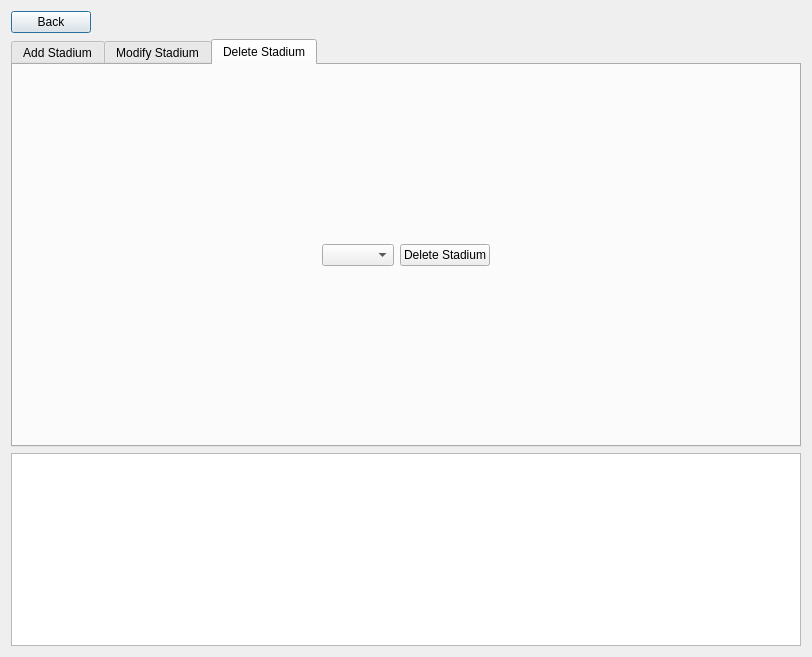
tholm1/CS1D-Project-2-Baseball, file BaseballProject2/modifystadiums.ui: the form before one commit.
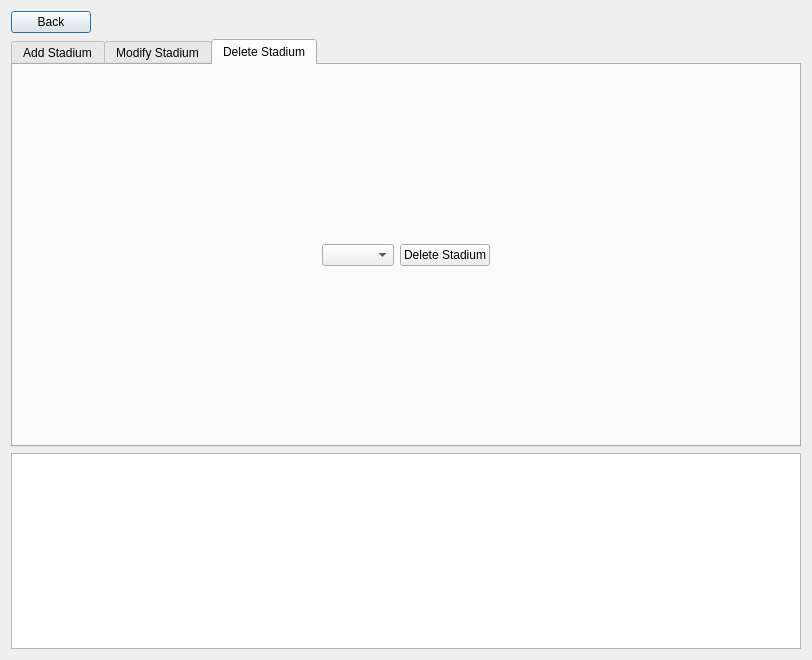
The form after the commit. The open tabs and pages were chosen to show the change.

What changed in the file:
```diff
--- a/BaseballProject2/modifystadiums.ui
+++ b/BaseballProject2/modifystadiums.ui
@@ -7,7 +7,7 @@
     <x>0</x>
     <y>0</y>
     <width>812</width>
-    <height>657</height>
+    <height>660</height>
    </rect>
   </property>
   <property name="windowTitle">
```
Left out of the diff: 2 changed lines with no effect on the pictures.
